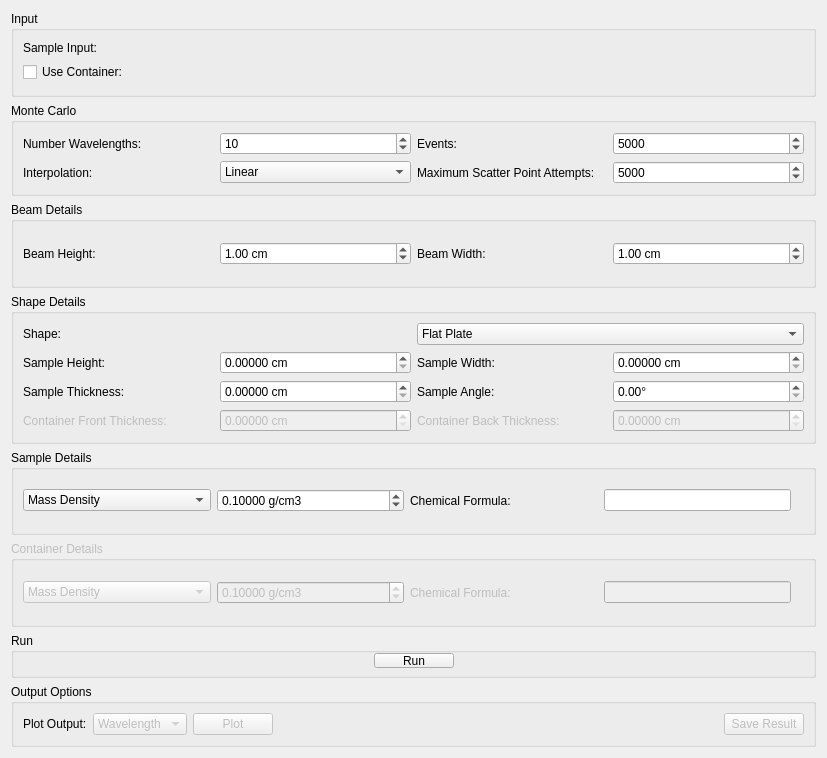
This is qt/scientific_interfaces/Indirect/AbsorptionCorrections.ui in mantidproject/mantid as Qt 5 draws it before an edit. The edited form follows.
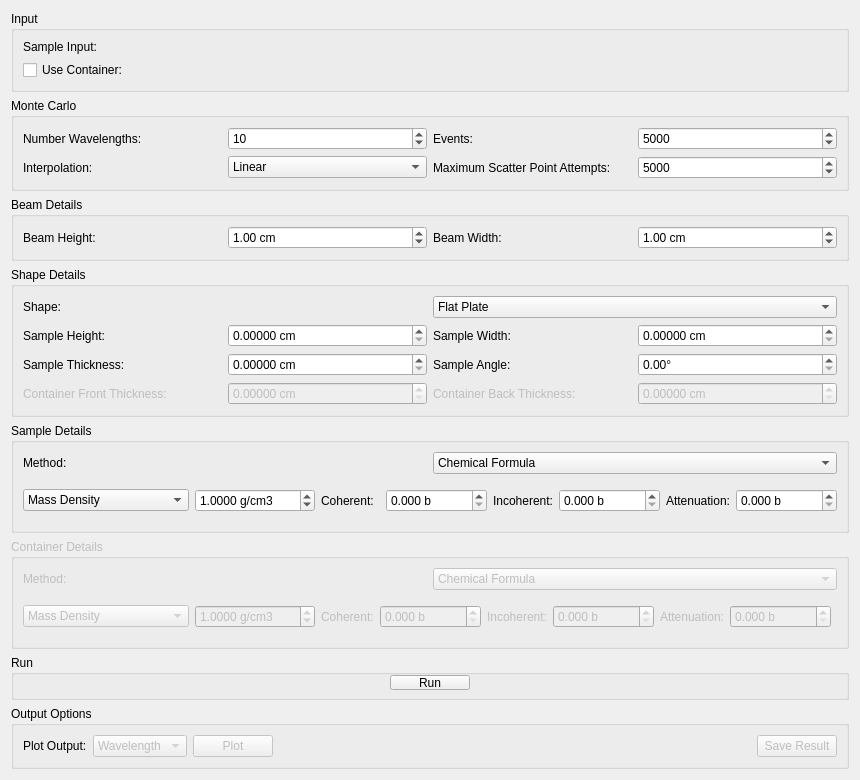
This is the edited form. The open tabs and pages were chosen to show the change. Custom widgets are drawn as their Qt base class.

Commit message: Refs #25400. Add cross section options to Monte Carlo Corrections

Patch:
```diff
--- a/qt/scientific_interfaces/Indirect/AbsorptionCorrections.ui
+++ b/qt/scientific_interfaces/Indirect/AbsorptionCorrections.ui
@@ -684,73 +684,265 @@
       <string>Sample Details</string>
      </property>
      <layout class="QGridLayout" name="gridLayout">
-      <item row="0" column="2">
-       <widget class="QLabel" name="lbSampleChemicalFormula">
-        <property name="text">
-         <string>Chemical Formula:</string>
-        </property>
-       </widget>
-      </item>
-      <item row="0" column="3">
-       <widget class="QLineEdit" name="leSampleChemicalFormula">
-        <property name="sizePolicy">
-         <sizepolicy hsizetype="Minimum" vsizetype="Fixed">
-          <horstretch>0</horstretch>
-          <verstretch>0</verstretch>
-         </sizepolicy>
-        </property>
-       </widget>
-      </item>
-      <item row="0" column="1">
-       <widget class="QDoubleSpinBox" name="spSampleDensity">
-        <property name="suffix">
-         <string> g/cm3</string>
-        </property>
-        <property name="decimals">
-         <number>5</number>
-        </property>
-        <property name="singleStep">
-         <double>0.100000000000000</double>
-        </property>
-        <property name="value">
-         <double>0.100000000000000</double>
-        </property>
-       </widget>
-      </item>
-      <item row="0" column="0">
-       <widget class="QComboBox" name="cbSampleDensity">
-        <item>
-         <property name="text">
-          <string>Mass Density</string>
+      <item row="0" column="0" colspan="3">
+       <widget class="QFrame" name="frame_2">
+        <layout class="QHBoxLayout" name="horizontalLayout_8">
+         <property name="leftMargin">
+          <number>0</number>
          </property>
-        </item>
-        <item>
-         <property name="text">
-          <string>Number Density</string>
+         <property name="topMargin">
+          <number>0</number>
          </property>
-        </item>
+         <property name="rightMargin">
+          <number>0</number>
+         </property>
+         <property name="bottomMargin">
+          <number>0</number>
+         </property>
+         <item>
+          <widget class="QLabel" name="lbSampleMaterialsMethod">
+           <property name="text">
+            <string>Method:</string>
+           </property>
+          </widget>
+         </item>
+         <item>
+          <widget class="QComboBox" name="cbSampleMaterialMethod">
+           <property name="sizePolicy">
+            <sizepolicy hsizetype="Preferred" vsizetype="Fixed">
+             <horstretch>0</horstretch>
+             <verstretch>0</verstretch>
+            </sizepolicy>
+           </property>
+           <property name="minimumSize">
+            <size>
+             <width>120</width>
+             <height>0</height>
+            </size>
+           </property>
+           <item>
+            <property name="text">
+             <string>Chemical Formula</string>
+            </property>
+           </item>
+           <item>
+            <property name="text">
+             <string>Cross-sections</string>
+            </property>
+           </item>
+          </widget>
+         </item>
+        </layout>
        </widget>
       </item>
-      <item row="0" column="4">
-       <widget class="QLabel" name="valSampleChemicalFormula">
-        <property name="sizePolicy">
-         <sizepolicy hsizetype="Fixed" vsizetype="Preferred">
-          <horstretch>0</horstretch>
-          <verstretch>0</verstretch>
-         </sizepolicy>
-        </property>
-        <property name="minimumSize">
-         <size>
-          <width>0</width>
-          <height>0</height>
-         </size>
-        </property>
-        <property name="midLineWidth">
-         <number>0</number>
-        </property>
-        <property name="text">
-         <string/>
-        </property>
+      <item row="1" column="0" colspan="3">
+       <widget class="QFrame" name="frame_3">
+        <layout class="QHBoxLayout" name="horizontalLayout_3">
+         <property name="leftMargin">
+          <number>0</number>
+         </property>
+         <property name="topMargin">
+          <number>0</number>
+         </property>
+         <property name="rightMargin">
+          <number>0</number>
+         </property>
+         <property name="bottomMargin">
+          <number>0</number>
+         </property>
+         <item>
+          <widget class="QComboBox" name="cbSampleDensity">
+           <item>
+            <property name="text">
+             <string>Mass Density</string>
+            </property>
+           </item>
+           <item>
+            <property name="text">
+             <string>Atom Number Density</string>
+            </property>
+           </item>
+           <item>
+            <property name="text">
+             <string>Formula Number Density</string>
+            </property>
+           </item>
+          </widget>
+         </item>
+         <item>
+          <widget class="QDoubleSpinBox" name="spSampleDensity">
+           <property name="suffix">
+            <string> g/cm3</string>
+           </property>
+           <property name="decimals">
+            <number>4</number>
+           </property>
+           <property name="maximum">
+            <double>9999.989999999999782</double>
+           </property>
+           <property name="singleStep">
+            <double>0.100000000000000</double>
+           </property>
+           <property name="value">
+            <double>1.000000000000000</double>
+           </property>
+          </widget>
+         </item>
+         <item>
+          <widget class="QStackedWidget" name="swSampleMaterialDetails">
+           <property name="sizePolicy">
+            <sizepolicy hsizetype="Preferred" vsizetype="Preferred">
+             <horstretch>0</horstretch>
+             <verstretch>0</verstretch>
+            </sizepolicy>
+           </property>
+           <property name="currentIndex">
+            <number>0</number>
+           </property>
+           <widget class="QWidget" name="page">
+            <layout class="QHBoxLayout" name="horizontalLayout_9">
+             <property name="leftMargin">
+              <number>0</number>
+             </property>
+             <property name="topMargin">
+              <number>0</number>
+             </property>
+             <property name="rightMargin">
+              <number>0</number>
+             </property>
+             <property name="bottomMargin">
+              <number>0</number>
+             </property>
+             <item>
+              <spacer name="horizontalSpacer_5">
+               <property name="orientation">
+                <enum>Qt::Horizontal</enum>
+               </property>
+               <property name="sizeHint" stdset="0">
+                <size>
+                 <width>40</width>
+                 <height>20</height>
+                </size>
+               </property>
+              </spacer>
+             </item>
+             <item>
+              <widget class="QLabel" name="lbSampleChemicalFormula">
+               <property name="text">
+                <string>Chemical Formula:</string>
+               </property>
+              </widget>
+             </item>
+             <item>
+              <widget class="QLineEdit" name="leSampleChemicalFormula">
+               <property name="sizePolicy">
+                <sizepolicy hsizetype="Preferred" vsizetype="Fixed">
+                 <horstretch>0</horstretch>
+                 <verstretch>0</verstretch>
+                </sizepolicy>
+               </property>
+               <property name="text">
+                <string/>
+               </property>
+              </widget>
+             </item>
+             <item>
+              <widget class="QLabel" name="valSampleChemicalFormula">
+               <property name="sizePolicy">
+                <sizepolicy hsizetype="Fixed" vsizetype="Preferred">
+                 <horstretch>0</horstretch>
+                 <verstretch>0</verstretch>
+                </sizepolicy>
+               </property>
+               <property name="text">
+                <string/>
+               </property>
+              </widget>
+             </item>
+            </layout>
+           </widget>
+           <widget class="QWidget" name="page_2">
+            <layout class="QHBoxLayout" name="horizontalLayout_6">
+             <property name="leftMargin">
+              <number>0</number>
+             </property>
+             <property name="rightMargin">
+              <number>0</number>
+             </property>
+             <item>
+              <widget class="QLabel" name="lbCoherentXSection">
+               <property name="text">
+                <string>Coherent:</string>
+               </property>
+              </widget>
+             </item>
+             <item>
+              <widget class="QDoubleSpinBox" name="spSampleCoherentXSection">
+               <property name="suffix">
+                <string> b</string>
+               </property>
+               <property name="decimals">
+                <number>3</number>
+               </property>
+               <property name="maximum">
+                <double>1000000.000000000000000</double>
+               </property>
+               <property name="singleStep">
+                <double>0.100000000000000</double>
+               </property>
+              </widget>
+             </item>
+             <item>
+              <widget class="QLabel" name="lbIncoherentXSection">
+               <property name="text">
+                <string>Incoherent:</string>
+               </property>
+              </widget>
+             </item>
+             <item>
+              <widget class="QDoubleSpinBox" name="spSampleIncoherentXSection">
+               <property name="suffix">
+                <string> b</string>
+               </property>
+               <property name="decimals">
+                <number>3</number>
+               </property>
+               <property name="maximum">
+                <double>1000000.000000000000000</double>
+               </property>
+               <property name="singleStep">
+                <double>0.100000000000000</double>
+               </property>
+              </widget>
+             </item>
+             <item>
+              <widget class="QLabel" name="lbAttenuationXSection">
+               <property name="text">
+                <string>Attenuation:</string>
+               </property>
+              </widget>
+             </item>
+             <item>
+              <widget class="QDoubleSpinBox" name="spSampleAttenuationXSection">
+               <property name="suffix">
+                <string> b</string>
+               </property>
+               <property name="decimals">
+                <number>3</number>
+               </property>
+               <property name="maximum">
+                <double>1000000.000000000000000</double>
+               </property>
+               <property name="singleStep">
+                <double>0.100000000000000</double>
+               </property>
+              </widget>
+             </item>
+            </layout>
+           </widget>
+          </widget>
+         </item>
+        </layout>
        </widget>
       </item>
      </layout>
@@ -765,79 +957,247 @@
       <string>Container Details</string>
      </property>
      <layout class="QGridLayout" name="gridLayout_2">
-      <item row="2" column="0">
-       <widget class="QComboBox" name="cbCanDensity">
-        <item>
-         <property name="text">
-          <string>Mass Density</string>
+      <item row="0" column="0" colspan="2">
+       <widget class="QFrame" name="frame_4">
+        <layout class="QHBoxLayout" name="horizontalLayout_10">
+         <property name="leftMargin">
+          <number>0</number>
          </property>
-        </item>
-        <item>
-         <property name="text">
-          <string>Number Density</string>
+         <property name="topMargin">
+          <number>0</number>
          </property>
-        </item>
+         <property name="rightMargin">
+          <number>0</number>
+         </property>
+         <property name="bottomMargin">
+          <number>0</number>
+         </property>
+         <item>
+          <widget class="QLabel" name="lbCanMaterialsMethod">
+           <property name="text">
+            <string>Method:</string>
+           </property>
+          </widget>
+         </item>
+         <item>
+          <widget class="QComboBox" name="cbCanMaterialMethod">
+           <property name="sizePolicy">
+            <sizepolicy hsizetype="Preferred" vsizetype="Fixed">
+             <horstretch>0</horstretch>
+             <verstretch>0</verstretch>
+            </sizepolicy>
+           </property>
+           <property name="minimumSize">
+            <size>
+             <width>120</width>
+             <height>0</height>
+            </size>
+           </property>
+           <item>
+            <property name="text">
+             <string>Chemical Formula</string>
+            </property>
+           </item>
+           <item>
+            <property name="text">
+             <string>Cross-sections</string>
+            </property>
+           </item>
+          </widget>
+         </item>
+        </layout>
        </widget>
       </item>
-      <item row="2" column="3">
-       <widget class="QLineEdit" name="leCanChemicalFormula">
-        <property name="enabled">
-         <bool>false</bool>
-        </property>
-        <property name="sizePolicy">
-         <sizepolicy hsizetype="Minimum" vsizetype="Fixed">
-          <horstretch>0</horstretch>
-          <verstretch>0</verstretch>
-         </sizepolicy>
-        </property>
-       </widget>
-      </item>
-      <item row="2" column="2">
-       <widget class="QLabel" name="lbCanChemicalFormula">
-        <property name="text">
-         <string>Chemical Formula:</string>
-        </property>
-       </widget>
-      </item>
-      <item row="2" column="1">
-       <widget class="QDoubleSpinBox" name="spCanDensity">
-        <property name="enabled">
-         <bool>false</bool>
-        </property>
-        <property name="suffix">
-         <string> g/cm3</string>
-        </property>
-        <property name="decimals">
-         <number>5</number>
-        </property>
-        <property name="singleStep">
-         <double>0.100000000000000</double>
-        </property>
-        <property name="value">
-         <double>0.100000000000000</double>
-        </property>
-       </widget>
-      </item>
-      <item row="2" column="4">
-       <widget class="QLabel" name="valCanChemicalFormula">
-        <property name="enabled">
-         <bool>false</bool>
-        </property>
-        <property name="sizePolicy">
-         <sizepolicy hsizetype="Fixed" vsizetype="Preferred">
-          <horstretch>0</horstretch>
-          <verstretch>0</verstretch>
-         </sizepolicy>
-        </property>
-        <property name="minimumSize">
-         <size>
-          <width>0</width>
-          <height>0</height>
-         </size>
-        </property>
-        <property name="text">
-         <string/>
-        </property>
+      <item row="1" column="0">
+       <widget class="QFrame" name="frame_5">
+        <layout class="QHBoxLayout" name="horizontalLayout_11">
+         <property name="leftMargin">
+          <number>0</number>
+         </property>
+         <property name="topMargin">
+          <number>0</number>
+         </property>
+         <property name="rightMargin">
+          <number>0</number>
+         </property>
+         <property name="bottomMargin">
+          <number>0</number>
+         </property>
+         <item>
+          <widget class="QComboBox" name="cbCanDensity">
+           <item>
+            <property name="text">
+             <string>Mass Density</string>
+            </property>
+           </item>
+           <item>
+            <property name="text">
+             <string>Atom Number Density</string>
+            </property>
+           </item>
+           <item>
+            <property name="text">
+             <string>Formula Number Density</string>
+            </property>
+           </item>
+          </widget>
+         </item>
+         <item>
+          <widget class="QDoubleSpinBox" name="spCanDensity">
+           <property name="suffix">
+            <string> g/cm3</string>
+           </property>
+           <property name="decimals">
+            <number>4</number>
+           </property>
+           <property name="maximum">
+            <double>9999.989999999999782</double>
+           </property>
+           <property name="singleStep">
+            <double>0.100000000000000</double>
+           </property>
+           <property name="value">
+            <double>1.000000000000000</double>
+           </property>
+          </widget>
+         </item>
+         <item>
+          <widget class="QStackedWidget" name="swCanMaterialDetails">
+           <widget class="QWidget" name="page_3">
+            <layout class="QHBoxLayout" name="horizontalLayout_5">
+             <property name="leftMargin">
+              <number>0</number>
+             </property>
+             <property name="rightMargin">
+              <number>0</number>
+             </property>
+             <item>
+              <spacer name="horizontalSpacer_6">
+               <property name="orientation">
+                <enum>Qt::Horizontal</enum>
+               </property>
+               <property name="sizeHint" stdset="0">
+                <size>
+                 <width>40</width>
+                 <height>20</height>
+                </size>
+               </property>
+              </spacer>
+             </item>
+             <item>
+              <widget class="QLabel" name="lbCanChemicalFormula">
+               <property name="text">
+                <string>Chemical Formula:</string>
+               </property>
+              </widget>
+             </item>
+             <item>
+              <widget class="QLineEdit" name="leCanChemicalFormula">
+               <property name="sizePolicy">
+                <sizepolicy hsizetype="Preferred" vsizetype="Fixed">
+                 <horstretch>0</horstretch>
+                 <verstretch>0</verstretch>
+                </sizepolicy>
+               </property>
+              </widget>
+             </item>
+             <item>
+              <widget class="QLabel" name="valCanChemicalFormula">
+               <property name="sizePolicy">
+                <sizepolicy hsizetype="Fixed" vsizetype="Preferred">
+                 <horstretch>0</horstretch>
+                 <verstretch>0</verstretch>
+                </sizepolicy>
+               </property>
+               <property name="text">
+                <string/>
+               </property>
+              </widget>
+             </item>
+            </layout>
+           </widget>
+           <widget class="QWidget" name="page_4">
+            <layout class="QHBoxLayout" name="horizontalLayout_7">
+             <property name="leftMargin">
+              <number>0</number>
+             </property>
+             <property name="rightMargin">
+              <number>0</number>
+             </property>
+             <item>
+              <widget class="QLabel" name="lbCoherentXSection_2">
+               <property name="text">
+                <string>Coherent:</string>
+               </property>
+              </widget>
+             </item>
+             <item>
+              <widget class="QDoubleSpinBox" name="spCanCoherentXSection">
+               <property name="suffix">
+                <string> b</string>
+               </property>
+               <property name="decimals">
+                <number>3</number>
+               </property>
+               <property name="maximum">
+                <double>1000000.000000000000000</double>
+               </property>
+               <property name="singleStep">
+                <double>0.100000000000000</double>
+               </property>
+              </widget>
+             </item>
+             <item>
+              <widget class="QLabel" name="lbIncoherentXSection_2">
+               <property name="text">
+                <string>Incoherent:</string>
+               </property>
+              </widget>
+             </item>
+             <item>
+              <widget class="QDoubleSpinBox" name="spCanIncoherentXSection">
+               <property name="suffix">
+                <string> b</string>
+               </property>
+               <property name="decimals">
+                <number>3</number>
+               </property>
+               <property name="maximum">
+                <double>1000000.000000000000000</double>
+               </property>
+               <property name="singleStep">
+                <double>0.100000000000000</double>
+               </property>
+              </widget>
+             </item>
+             <item>
+              <widget class="QLabel" name="lbAttenuationXSection_2">
+               <property name="text">
+                <string>Attenuation:</string>
+               </property>
+              </widget>
+             </item>
+             <item>
+              <widget class="QDoubleSpinBox" name="spCanAttenuationXSection">
+               <property name="suffix">
+                <string> b</string>
+               </property>
+               <property name="decimals">
+                <number>3</number>
+               </property>
+               <property name="maximum">
+                <double>1000000.000000000000000</double>
+               </property>
+               <property name="singleStep">
+                <double>0.100000000000000</double>
+               </property>
+              </widget>
+             </item>
+            </layout>
+           </widget>
+          </widget>
+         </item>
+        </layout>
        </widget>
       </item>
      </layout>
```
Left out of the diff: 54 changed lines with no effect on the pictures. The commit also changes 5 other files.
